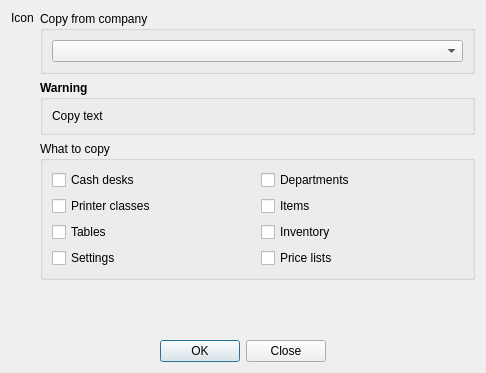
This is App/Ui/CopyToolDialog.ui in paolodestefani/pySagra as Qt 5 draws it before an edit. The edited form follows.
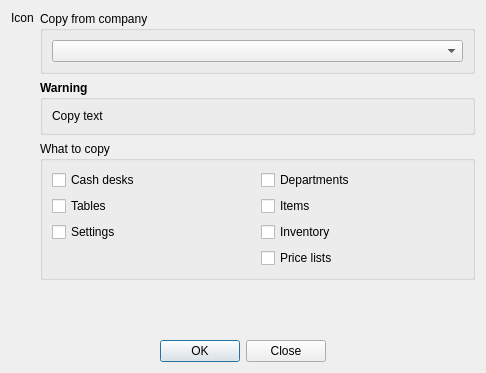
This is the edited form.

Commit message: Remove printer classes, fix the company copy tools

```diff
--- a/App/Ui/CopyToolDialog.ui
+++ b/App/Ui/CopyToolDialog.ui
@@ -127,20 +127,13 @@
              </widget>
             </item>
             <item row="1" column="0">
-             <widget class="QCheckBox" name="checkBoxPrinterClass">
-              <property name="text">
-               <string>Printer classes</string>
-              </property>
-             </widget>
-            </item>
-            <item row="2" column="0">
              <widget class="QCheckBox" name="checkBoxTable">
               <property name="text">
                <string>Tables</string>
               </property>
              </widget>
             </item>
-            <item row="3" column="0">
+            <item row="2" column="0">
              <widget class="QCheckBox" name="checkBoxSettings">
               <property name="text">
                <string>Settings</string>
```
The commit also changes 9 other files.
